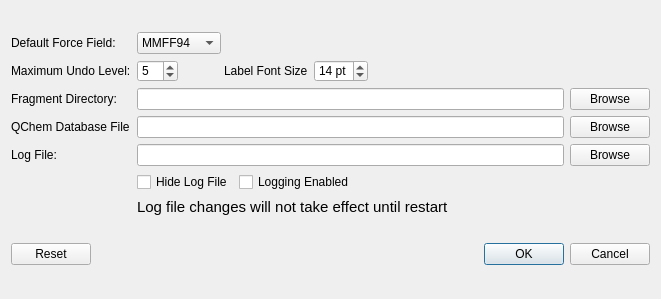
Above: src/Main/PreferencesBrowser.ui from nutjunkie/IQmol3 before the change. Below: the same form after it.
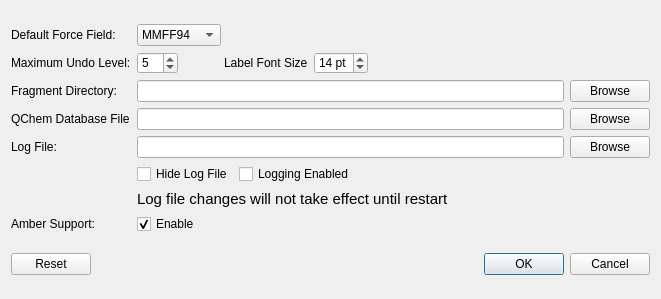
That is the form after the change.

Commit message: Add Amber Support toggle

Patch:
```diff
--- a/src/Main/PreferencesBrowser.ui
+++ b/src/Main/PreferencesBrowser.ui
@@ -290,6 +290,23 @@
        </property>
       </widget>
      </item>
+     <item row="8" column="0">
+      <widget class="QLabel" name="label_8">
+       <property name="text">
+        <string>Amber Support:</string>
+       </property>
+      </widget>
+     </item>
+     <item row="8" column="1">
+      <widget class="QCheckBox" name="amberEnabledCheckBox">
+       <property name="text">
+        <string>Enable</string>
+       </property>
+       <property name="checked">
+        <bool>true</bool>
+       </property>
+      </widget>
+     </item>
     </layout>
    </item>
    <item>
```
The commit also changes 8 other files.
